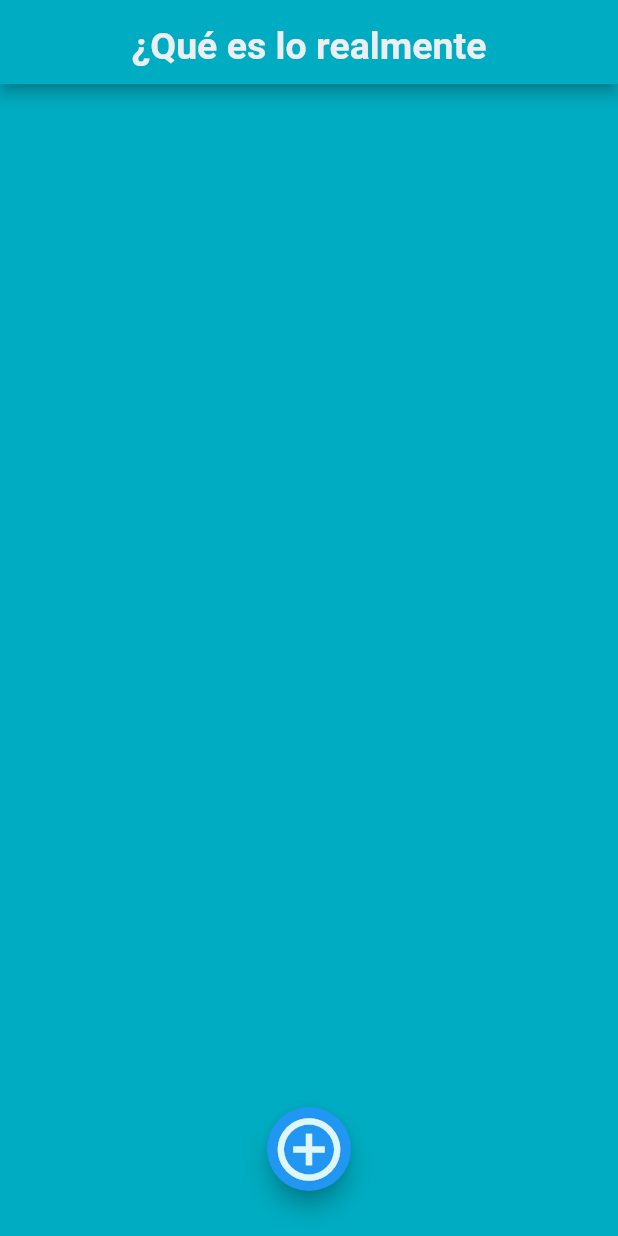
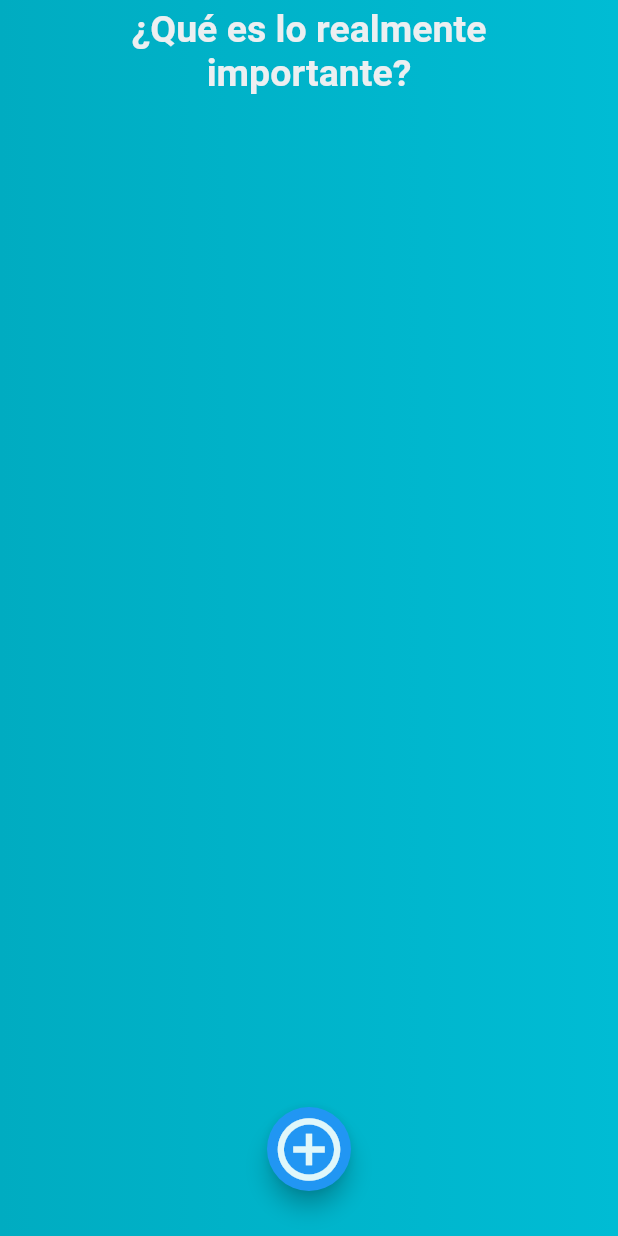
Before and after one commit to sandy-mendez/Aquadoro, a Flutter app: the screen it shows after launch, on a phone screen of 412 x 824 dp. Run offline on Flutter 3.47's test engine with Material 2 defaults, Android fonts, the phone set to English and light mode, and no system bars; our stand-ins replace animated_text_kit, flare_flutter, google_fonts, splashscreen; missing offline and left inert: dart:ffi.

Commit message:
Puliendo la aplicacion

```diff
--- a/lib/goals_page.dart
+++ b/lib/goals_page.dart
@@ -3,6 +3,8 @@ import 'dart:ffi';
 import 'package:aquadoro/goal_card.dart';
 import 'package:flutter/material.dart';
 import 'package:animated_text_kit/animated_text_kit.dart';
+import 'package:flutter/semantics.dart';
+import 'package:google_fonts/google_fonts.dart';
 
 class GoalsPage extends StatefulWidget {
   @override
@@ -16,16 +18,19 @@ class GoalsPageState extends State<GoalsPage> with TickerProviderStateMixin {
   @override
   Widget build(BuildContext context) {
     return Scaffold(
-      appBar: AppBar(
-        centerTitle: true,
-        title: _fadeText(),
-        backgroundColor: Colors.cyan[600],
-      ),
+      //appBar: AppBar(
+      //centerTitle: true,
+      //title: _fadeText(),
+      //backgroundColor: Colors.cyan[600],
+      //),
       body: Stack(
         children: [
-          Container(color: Colors.cyan[600]),
-          Column(
+          //Container(color: Colors.cyan[600]),
+          fondoMetas(),
+          SafeArea(
+            child: Column(
               children: [
+                _fadeText(),
                 Flexible(
                   child: ListView.builder(
                     itemBuilder: (_, int index) {
@@ -68,10 +73,21 @@ class GoalsPageState extends State<GoalsPage> with TickerProviderStateMixin {
                 ),
               ],
             ),
+          ),
         ],
       ),
     );
   } //build
+
+  Widget fondoMetas() {
+    return Container(
+      decoration: BoxDecoration(
+          gradient: LinearGradient(colors: <Color>[
+        Colors.cyan[600],
+        Colors.cyan[500],
+      ])),
+    );
+  }
 
   Widget _fadeText() {
     return Container(
@@ -81,13 +97,11 @@ class GoalsPageState extends State<GoalsPage> with TickerProviderStateMixin {
         child: FadeAnimatedTextKit(
             repeatForever: true,
             text: [
-              "¿Qué es lo realmente",
-              "importante?",
-              "Vamos a hacerlo :)",
-              "¿Qué has estado",
-              "dejando pendiente?"
+              "¿Qué es lo realmente importante?",
+              "Vamos a \n hacerlo :)",
+              "¿Qué has estado \n dejando pendiente?",
             ],
-            textStyle: TextStyle(
+            textStyle: GoogleFonts.craftyGirls(
                 fontSize: 25.0,
                 fontWeight: FontWeight.w600,
                 color: Colors.blueGrey[50]),
--- a/lib/pantalla_carga.dart
+++ b/lib/pantalla_carga.dart
@@ -1,6 +1,7 @@
 import 'package:aquadoro/goals_page.dart';
 import 'package:flutter/material.dart';
 import 'package:splashscreen/splashscreen.dart';
+import 'package:google_fonts/google_fonts.dart';
 
 class PantallaDeCarga extends StatefulWidget {
   PantallaDeCarga({Key key}) : super(key: key);
@@ -17,7 +18,7 @@ class _PantallaDeCargaState extends State<PantallaDeCarga> {
       navigateAfterSeconds: GoalsPage(),
       title: Text(
         'Acuadoro',
-        style: TextStyle(
+        style: GoogleFonts.mansalva(
           fontWeight: FontWeight.bold,
           fontSize: 60.0,
           color: Colors.blueGrey[50],
```
Also changed, not shown: lib/aquadoro.dart (+90 -25 lines), pubspec.yaml (+13 -0 lines), pubspec.lock, 24 other files. Lines whose indentation alone changed are shown as unchanged.
